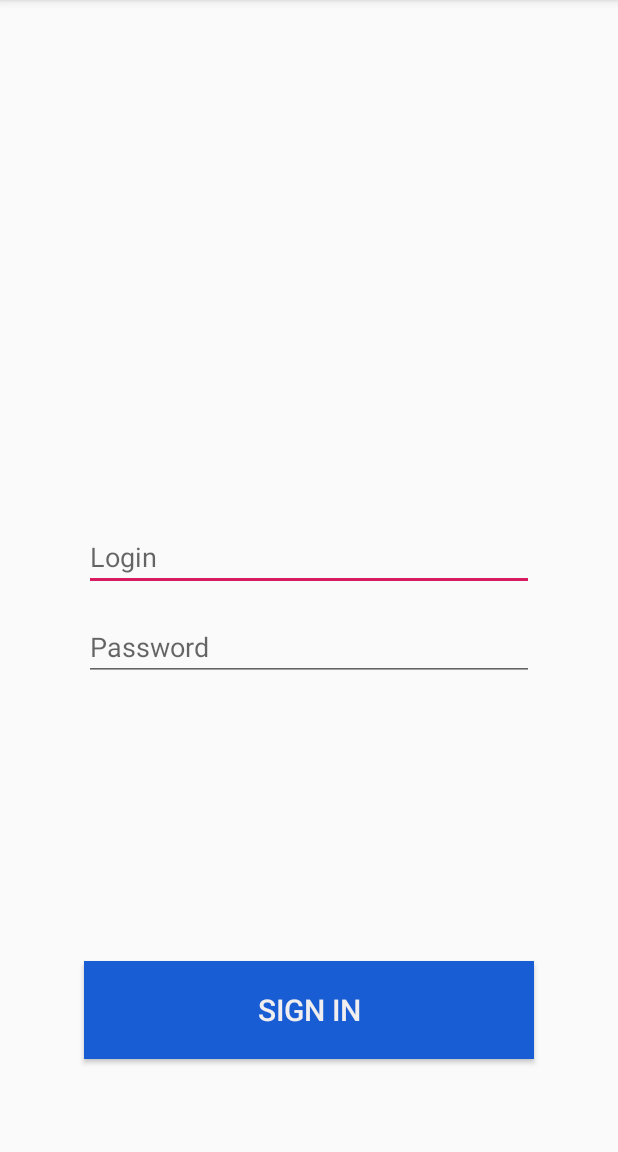
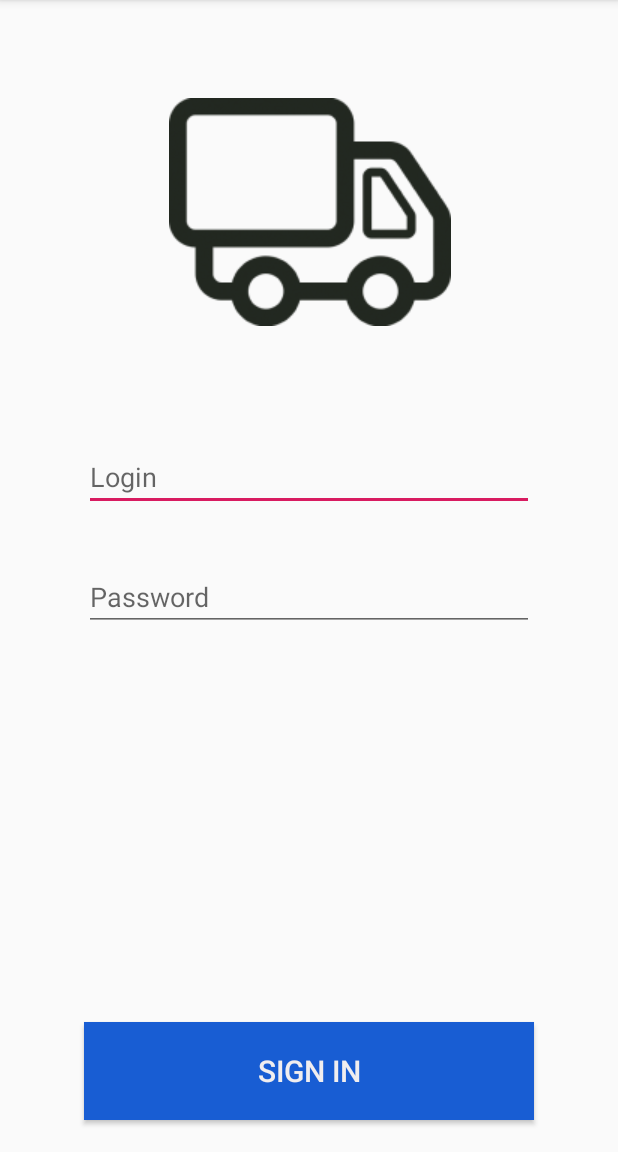
Before and after one commit to SergeiMikhailovskii/RPPBA, an Android app: the LoginActivity screen opened directly, with no data from a screen before it, on a phone screen of 412 x 824 dp, the part 84-1236 px from its top. Run offline under Robolectric (Android 15) with nearby library versions, the phone set to English and light mode, and no system bars.

Commit message:
fix: constraints in layout

```diff
--- a/app/src/main/res/layout/activity_login.xml
+++ b/app/src/main/res/layout/activity_login.xml
@@ -39,14 +39,8 @@
         android:id="@+id/car_image_view"
         android:layout_width="wrap_content"
         android:layout_height="wrap_content"
-        android:layout_marginStart="52dp"
-        android:layout_marginTop="64dp"
-        android:layout_marginEnd="109dp"
-        android:layout_marginBottom="515dp"
+        android:layout_marginTop="65dp"
         android:src="@drawable/car_1"
-        app:layout_constraintBottom_toBottomOf="parent"
-        app:layout_constraintEnd_toStartOf="@+id/sign_in_button"
-        app:layout_constraintHorizontal_bias="0.115"
         app:layout_constraintStart_toStartOf="@+id/guideline2"
         app:layout_constraintEnd_toEndOf="@id/guideline3"
         app:layout_constraintTop_toTopOf="parent"
@@ -56,40 +50,35 @@
         android:id="@+id/login_edit_text"
         android:layout_width="300dp"
         android:layout_height="wrap_content"
-        android:layout_marginTop="330dp"
-        android:layout_marginBottom="356dp"
+        android:layout_marginTop="230dp"
         android:hint="@string/login"
-        app:layout_constraintBottom_toBottomOf="parent"
         app:layout_constraintEnd_toEndOf="@id/guideline4"
         app:layout_constraintStart_toStartOf="@+id/guideline"
-        app:layout_constraintTop_toTopOf="parent" />
+        app:layout_constraintTop_toTopOf="@id/car_image_view" />
 
     <EditText
         android:id="@+id/password_edit_text"
         android:layout_width="300dp"
         android:layout_height="wrap_content"
-        android:layout_marginTop="400dp"
-        android:layout_marginBottom="306dp"
+        android:layout_marginTop="80dp"
         android:hint="@string/password"
-        app:layout_constraintBottom_toBottomOf="parent"
         app:layout_constraintStart_toStartOf="@+id/guideline"
         app:layout_constraintEnd_toEndOf="@id/guideline4"
-        app:layout_constraintTop_toTopOf="parent" />
+        app:layout_constraintTop_toTopOf="@id/login_edit_text" />
 
     <Button
         android:id="@+id/sign_in_button"
         android:layout_width="300dp"
         android:layout_height="65dp"
-        android:layout_marginTop="600dp"
-        android:layout_marginBottom="21dp"
         android:background="@color/colorBlue"
         android:text="@string/sign_in"
         android:textColor="@color/colorWhite"
         android:textSize="20sp"
         app:layout_constraintBottom_toBottomOf="parent"
+        android:layout_marginBottom="21dp"
         app:layout_constraintEnd_toEndOf="@id/guideline4"
         app:layout_constraintStart_toStartOf="@+id/guideline"
-        app:layout_constraintTop_toTopOf="parent" />
+         />
 
 
 
```
